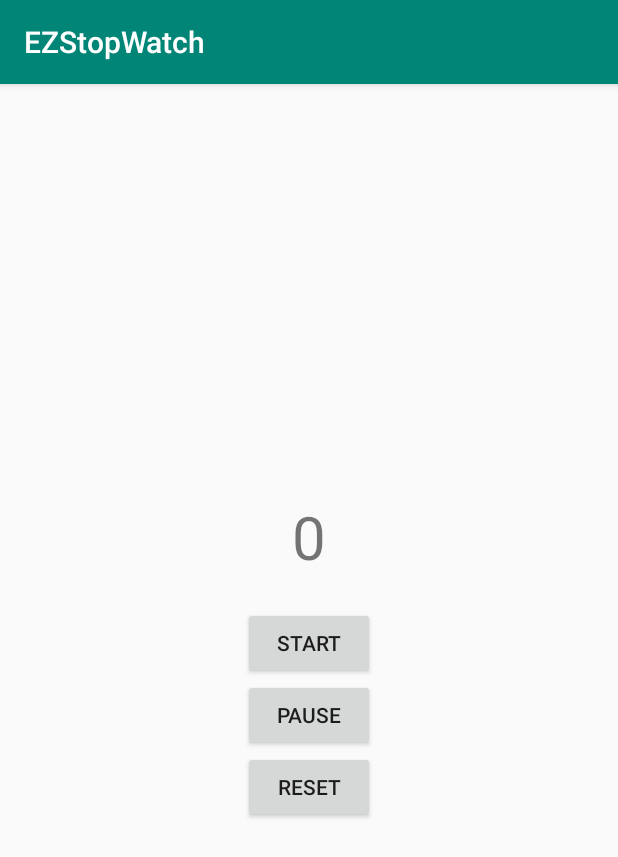
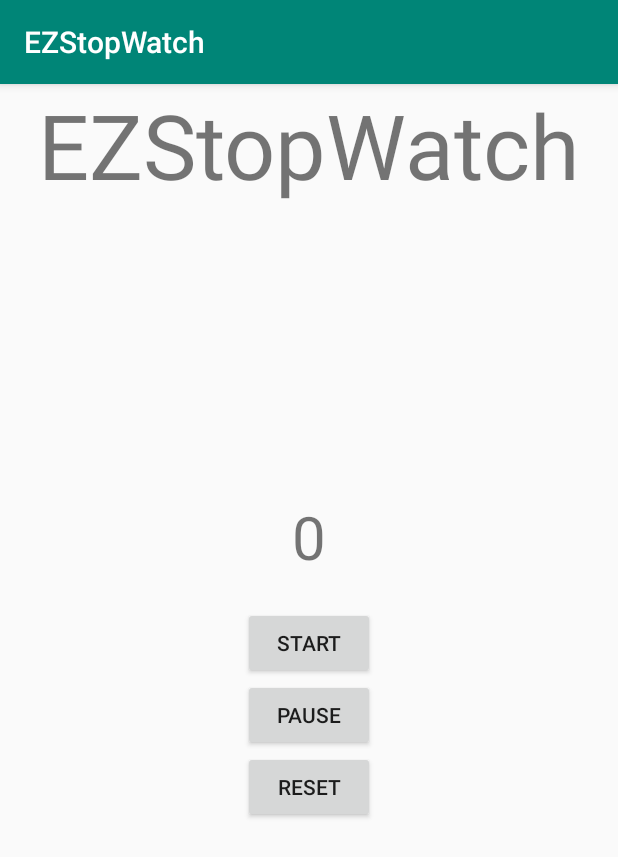
Before and after one commit to manan05/EZStopWatch, an Android app: the screen it shows after launch (MainActivity), on a phone screen of 412 x 824 dp. Shown: the top 857 px of the screen. Run offline under Robolectric (Android 15) with nearby library versions, the phone set to English and light mode, and no system bars.

Commit message:
Update activity_main.xml

```diff
--- a/app/src/main/res/layout/activity_main.xml
+++ b/app/src/main/res/layout/activity_main.xml
@@ -4,6 +4,13 @@
     android:layout_width="match_parent"
     android:layout_height="match_parent"
     tools:context=".MainActivity">
+
+    <TextView
+        android:layout_width="wrap_content"
+        android:layout_height="wrap_content"
+        android:layout_gravity="center|top"
+        android:text="EZStopWatch"
+        android:textSize="60sp" />
 
     <LinearLayout
         android:layout_width="wrap_content"
@@ -19,27 +26,27 @@
             android:layout_height="wrap_content"
             android:layout_gravity="center"
             android:gravity="center"
+            android:paddingBottom="20dp"
             android:text="0"
-            android:paddingBottom="20dp"
             android:textSize="40sp" />
 
         <Button
             android:id="@+id/btnStart"
             android:layout_width="wrap_content"
             android:layout_height="wrap_content"
-            android:text="Start"/>
+            android:text="Start" />
 
         <Button
             android:id="@+id/btnPause"
             android:layout_width="wrap_content"
             android:layout_height="wrap_content"
-            android:text="Pause"/>
+            android:text="Pause" />
 
         <Button
             android:id="@+id/btnReset"
             android:layout_width="wrap_content"
             android:layout_height="wrap_content"
-            android:text="Reset"/>
+            android:text="Reset" />
 
 
     </LinearLayout>
```
